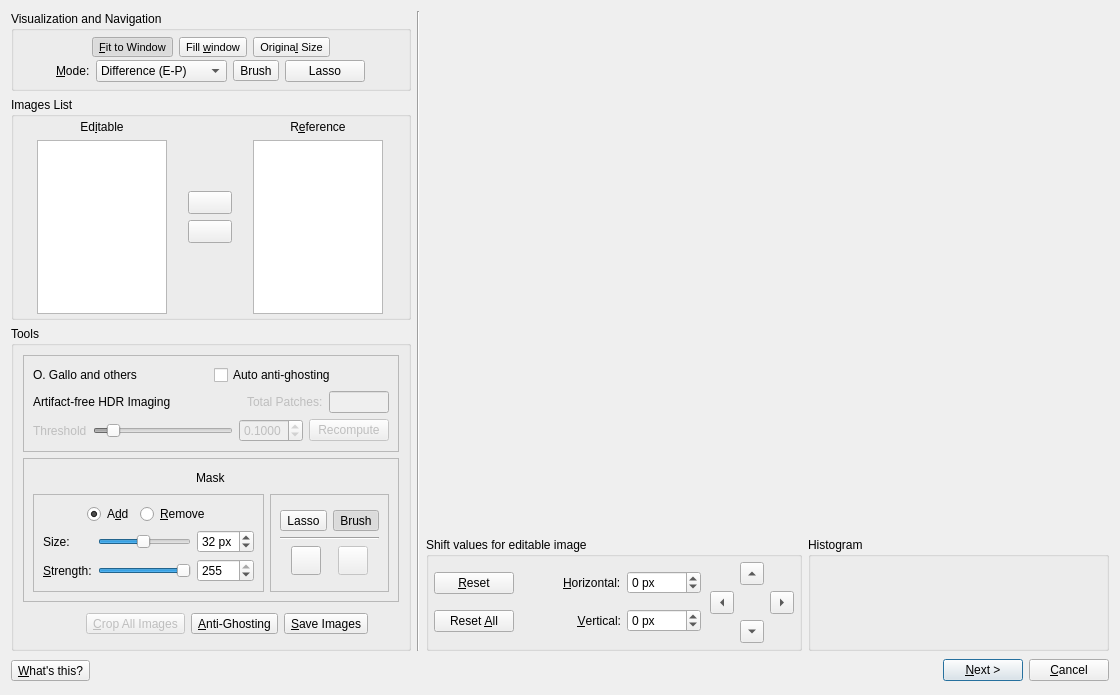
Qt form src/HdrWizard/EditingTools.ui (LuminanceHDR/LuminanceHDR) before a commit.
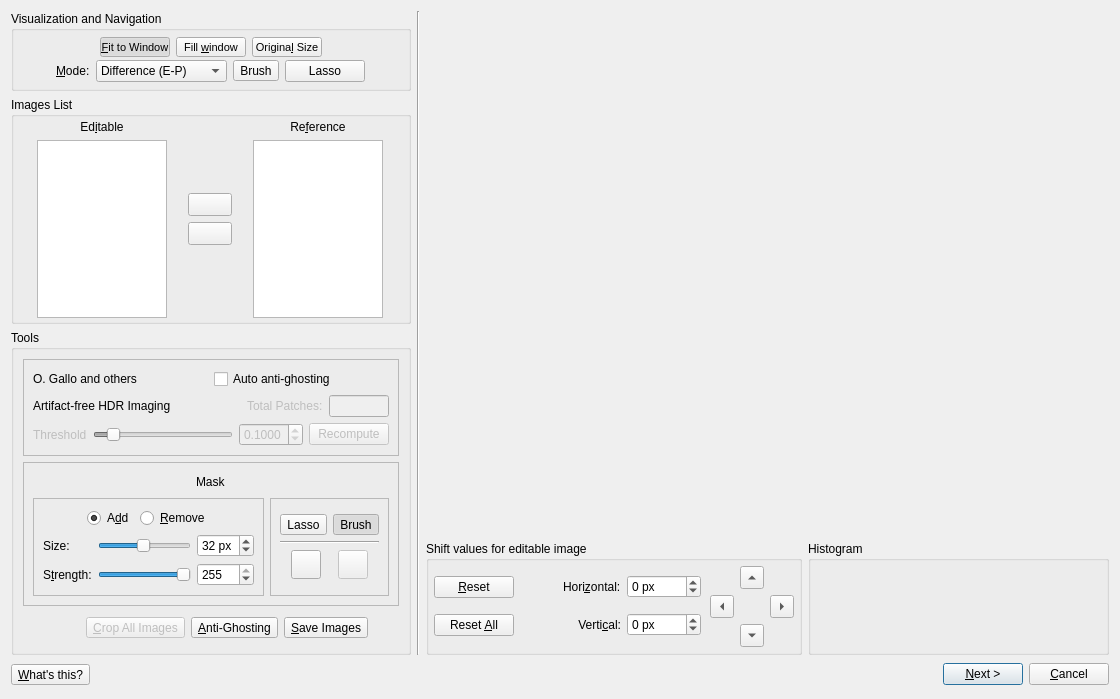
The same form after that commit. Icons and pictures are not drawn.

What changed in the file:
```diff
--- a/src/HdrWizard/EditingTools.ui
+++ b/src/HdrWizard/EditingTools.ui
@@ -10,7 +10,7 @@
     <x>0</x>
     <y>0</y>
     <width>1120</width>
-    <height>695</height>
+    <height>699</height>
    </rect>
   </property>
   <property name="sizePolicy">
@@ -103,6 +103,18 @@
                 </item>
                 <item>
                  <widget class="QToolButton" name="fitButton">
+                  <property name="minimumSize">
+                   <size>
+                    <width>70</width>
+                    <height>0</height>
+                   </size>
+                  </property>
+                  <property name="maximumSize">
+                   <size>
+                    <width>70</width>
+                    <height>16777215</height>
+                   </size>
+                  </property>
                   <property name="font">
                    <font>
                     <pointsize>8</pointsize>
@@ -137,6 +149,18 @@
                 </item>
                 <item>
                  <widget class="QToolButton" name="fillButton">
+                  <property name="minimumSize">
+                   <size>
+                    <width>70</width>
+                    <height>0</height>
+                   </size>
+                  </property>
+                  <property name="maximumSize">
+                   <size>
+                    <width>70</width>
+                    <height>16777215</height>
+                   </size>
+                  </property>
                   <property name="font">
                    <font>
                     <pointsize>8</pointsize>
@@ -168,6 +192,18 @@
                 </item>
                 <item>
                  <widget class="QToolButton" name="origSizeButton">
+                  <property name="minimumSize">
+                   <size>
+                    <width>70</width>
+                    <height>0</height>
+                   </size>
+                  </property>
+                  <property name="maximumSize">
+                   <size>
+                    <width>70</width>
+                    <height>16777215</height>
+                   </size>
+                  </property>
                   <property name="font">
                    <font>
                     <pointsize>8</pointsize>
@@ -512,7 +548,7 @@
                 <item>
                  <widget class="QLabel" name="label_reference_list">
                   <property name="text">
-                   <string>R&amp;eference</string>
+                   <string>Re&amp;ference</string>
                   </property>
                   <property name="alignment">
                    <set>Qt::AlignCenter</set>
@@ -1122,7 +1158,7 @@
                           <item row="1" column="0">
                            <widget class="QLabel" name="labelBrushStrength">
                             <property name="text">
-                             <string>&amp;Strength:</string>
+                             <string>S&amp;trength:</string>
                             </property>
                             <property name="buddy">
                              <cstring>agBrushStrengthQSlider</cstring>
@@ -1438,7 +1474,7 @@
                 <item row="0" column="0">
                  <widget class="QLabel" name="label_3">
                   <property name="text">
-                   <string>&amp;Horizontal:</string>
+                   <string>Hori&amp;zontal:</string>
                   </property>
                   <property name="buddy">
                    <cstring>horizShiftSB</cstring>
@@ -1451,7 +1487,7 @@
                    <enum>Qt::LeftToRight</enum>
                   </property>
                   <property name="text">
-                   <string>&amp;Vertical:</string>
+                   <string>Verti&amp;cal:</string>
                   </property>
                   <property name="alignment">
                    <set>Qt::AlignRight|Qt::AlignTrailing|Qt::AlignVCenter</set>
```
Left out of the diff: 64 changed lines with no effect on the pictures.
